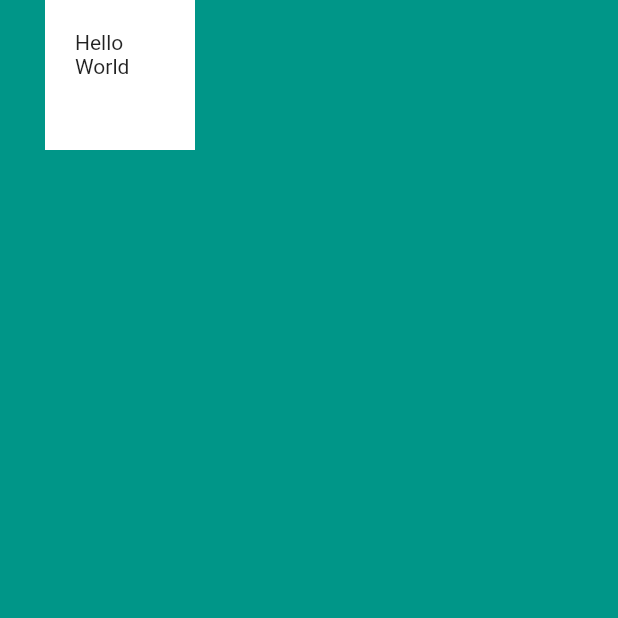
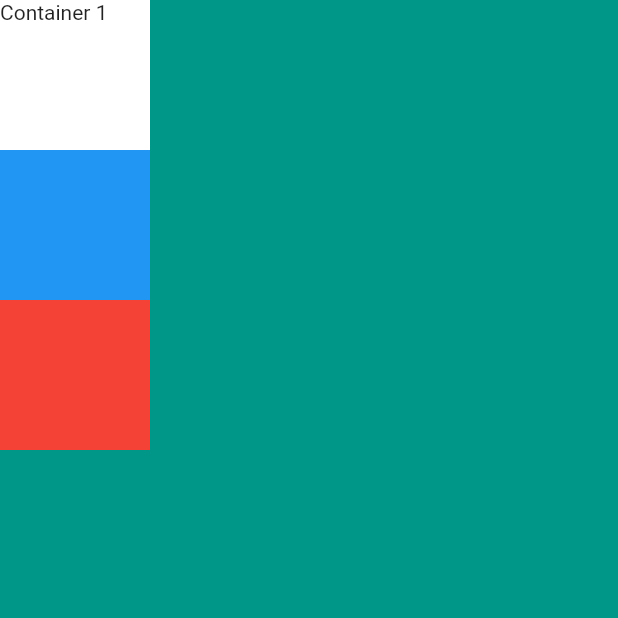
Before and after one commit to harkesneha94/flutter_widget_study, a Flutter app: the screen it shows after launch, on a phone screen of 412 x 824 dp, the top half of it. Run offline on Flutter 3.47's test engine with Material 2 defaults, Android fonts, the phone set to English and light mode, and no system bars.

Commit message:
Using Column widget we have added multiple Containers.

```diff
--- a/lib/main.dart
+++ b/lib/main.dart
@@ -14,13 +14,21 @@ class MyApp extends StatelessWidget {
       home: Scaffold(
         backgroundColor: Colors.teal,
         body: SafeArea(
-          child: Container(
-            height: 100.0,
-            width: 100.0,
-            margin: EdgeInsets.only(left: 30.0),
-            padding: EdgeInsets.all(20.0),
-            color : Colors.white,
-            child: Text('Hello World'),
+          child: Column(
+            children: <Widget>[
+              Container(
+                height: 100.0,
+                width: 100.0,
+                color : Colors.white,
+                child: Text('Container 1'),
+              ),
+              Container(width: 100,
+                  height: 100,
+                  color: Colors.blue),
+              Container(width: 100,
+                  height: 100,
+                  color: Colors.red)
+            ],
           ),
         ),
       ),
```
